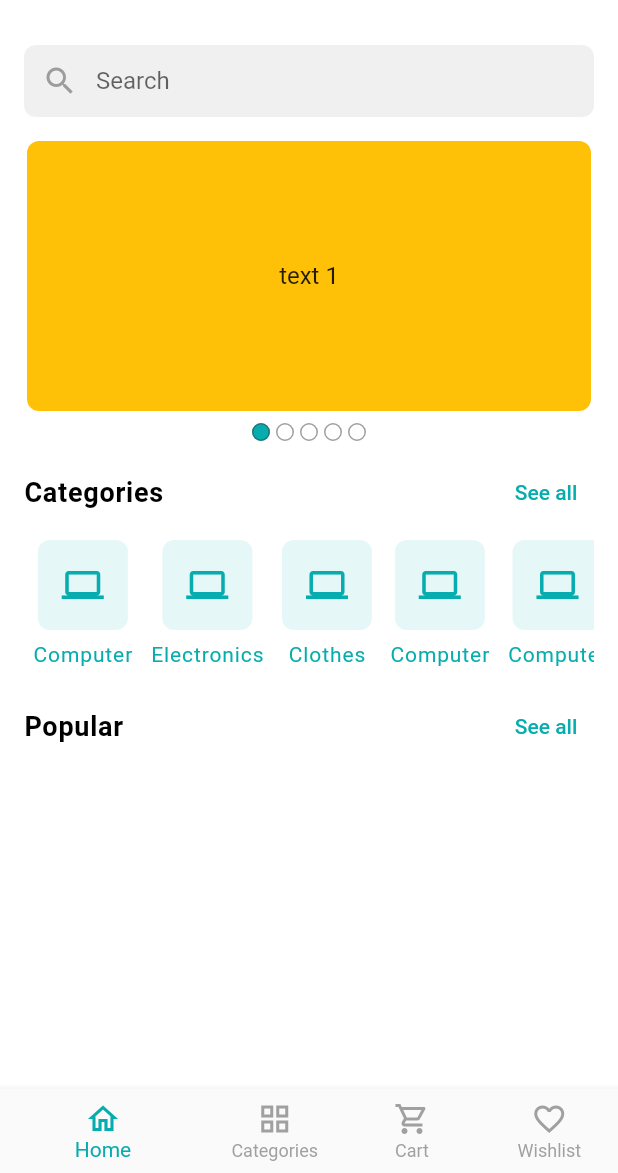
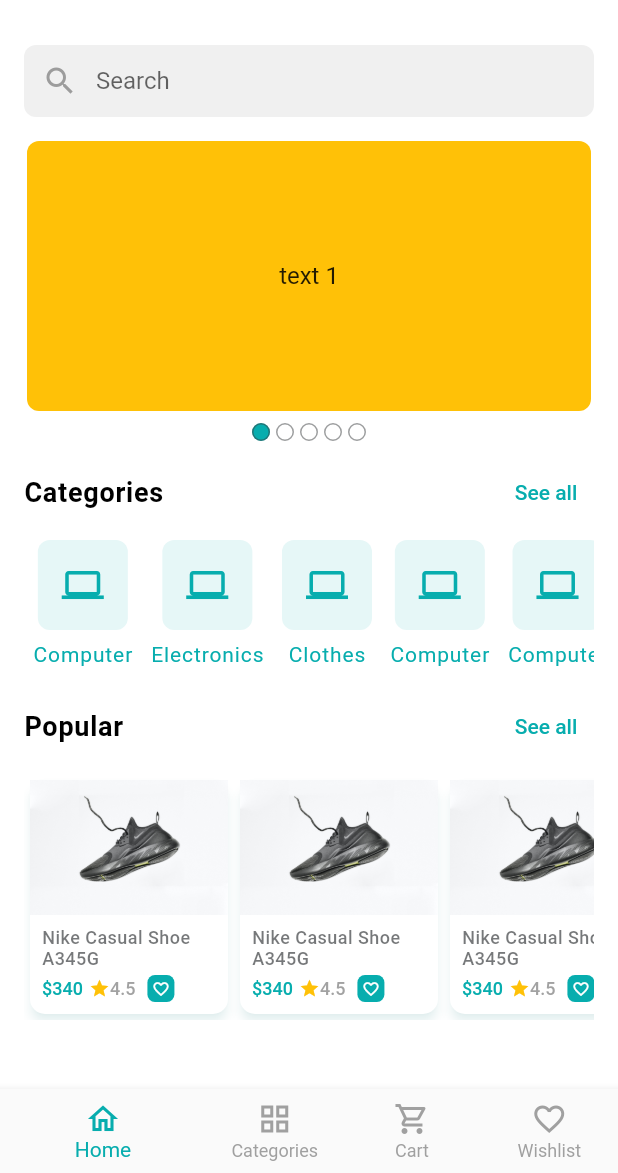
Before and after one commit to RafatMeraz/ostad_flutter_batch_two, a Flutter app: the screen it shows after launch, on a phone screen of 412 x 824 dp, the part 63-1236 px from its top. Run offline on Flutter 3.47's test engine with Material 2 defaults, Android fonts, the phone set to English and light mode, and no system bars; drawn by our look-alikes of carousel_slider; our stand-ins replace get, pin_code_fields.

Commit message:
home screen ui design done and product card component added

```diff
--- a/lib/ui/screens/home_screen.dart
+++ b/lib/ui/screens/home_screen.dart
@@ -5,6 +5,7 @@ import '../widgets/home/app_bar_icon_button.dart';
 import '../widgets/home/home_carousel_widget.dart';
 import '../widgets/home/remarks_title_widget.dart';
 import '../widgets/home/search_text_field.dart';
+import '../widgets/product_card.dart';
 
 class HomeScreen extends StatelessWidget {
   const HomeScreen({Key? key}) : super(key: key);
@@ -35,6 +36,7 @@ class HomeScreen extends StatelessWidget {
       ),
       body: Padding(
         padding: const EdgeInsets.all(16),
+        child: SingleChildScrollView(
           child: Column(
             children: [
               const SearchTextField(),
@@ -87,7 +89,61 @@ class HomeScreen extends StatelessWidget {
               const SizedBox(
                 height: 8,
               ),
+              SingleChildScrollView(
+                scrollDirection: Axis.horizontal,
+                child: Row(
+                  children: const [
+                    ProductCard(),
+                    ProductCard(),
+                    ProductCard(),
+                    ProductCard(),
                   ],
+                ),
+              ),
+              const SizedBox(
+                height: 16,
+              ),
+              RemarksTitleWidget(
+                remarksName: 'Special',
+                onTapSeeAll: () {},
+              ),
+              const SizedBox(
+                height: 8,
+              ),
+              SingleChildScrollView(
+                scrollDirection: Axis.horizontal,
+                child: Row(
+                  children: const [
+                    ProductCard(),
+                    ProductCard(),
+                    ProductCard(),
+                    ProductCard(),
+                  ],
+                ),
+              ),
+              const SizedBox(
+                height: 16,
+              ),
+              RemarksTitleWidget(
+                remarksName: 'New',
+                onTapSeeAll: () {},
+              ),
+              const SizedBox(
+                height: 8,
+              ),
+              SingleChildScrollView(
+                scrollDirection: Axis.horizontal,
+                child: Row(
+                  children: const [
+                    ProductCard(),
+                    ProductCard(),
+                    ProductCard(),
+                    ProductCard(),
+                  ],
+                ),
+              )
+            ],
+          ),
         ),
       ),
     );
--- /dev/null
+++ b/lib/ui/widgets/product_card.dart
@@ -0,0 +1,97 @@
+import 'package:flutter/material.dart';
+
+import '../utils/app_colors.dart';
+
+class ProductCard extends StatelessWidget {
+  const ProductCard({
+    Key? key,
+  }) : super(key: key);
+
+  @override
+  Widget build(BuildContext context) {
+    return SizedBox(
+      width: 140,
+      child: Card(
+        elevation: 3,
+        shape: RoundedRectangleBorder(borderRadius: BorderRadius.circular(10)),
+        shadowColor: primaryColor.withOpacity(0.2),
+        child: Column(
+          children: [
+            Image.asset(
+              'assets/images/dummy_shoe.jpg',
+              width: 132,
+              height: 90,
+              fit: BoxFit.cover,
+            ),
+            Padding(
+              padding: const EdgeInsets.all(8.0),
+              child: Column(
+                children: [
+                  Text(
+                    'Nike Casual Shoe A345G',
+                    style: TextStyle(
+                        fontSize: 12,
+                        letterSpacing: 0.3,
+                        height: 1.2,
+                        fontWeight: FontWeight.w500,
+                        color: greyColor.withOpacity(0.7)),
+                  ),
+                  const SizedBox(
+                    height: 4,
+                  ),
+                  Row(
+                    children: [
+                      const Text(
+                        '\$340',
+                        style: TextStyle(
+                            fontSize: 12,
+                            fontWeight: FontWeight.w500,
+                            color: primaryColor),
+                      ),
+                      const SizedBox(
+                        width: 4,
+                      ),
+                      Wrap(
+                        crossAxisAlignment: WrapCrossAlignment.center,
+                        children: const [
+                          Icon(
+                            Icons.star,
+                            color: Colors.amber,
+                            size: 14,
+                          ),
+                          Text(
+                            '4.5',
+                            style: TextStyle(
+                                fontSize: 12,
+                                fontWeight: FontWeight.w500,
+                                color: softGreyColor),
+                          )
+                        ],
+                      ),
+                      const SizedBox(
+                        width: 8,
+                      ),
+                      Container(
+                        decoration: BoxDecoration(
+                            color: primaryColor,
+                            borderRadius: BorderRadius.circular(5)),
+                        child: const Padding(
+                          padding: EdgeInsets.all(3.0),
+                          child: Icon(
+                            Icons.favorite_border,
+                            size: 12,
+                            color: Colors.white,
+                          ),
+                        ),
+                      )
+                    ],
+                  ),
+                ],
+              ),
+            )
+          ],
+        ),
+      ),
+    );
+  }
+}
```
Also changed, not shown: assets/images/dummy_shoe.jpg (added). Lines whose indentation alone changed are shown as unchanged.
